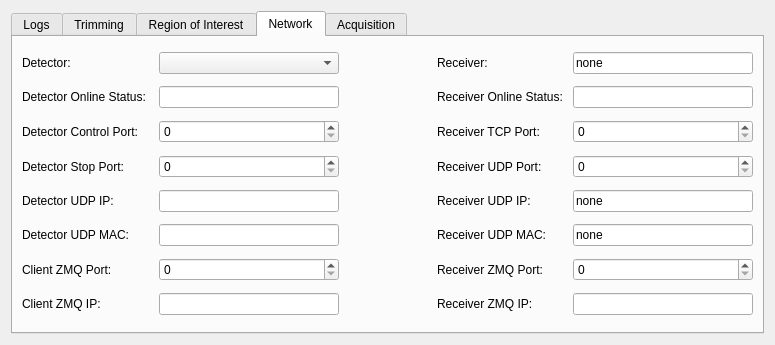
This is slsDetectorGui/forms/form_tab_advanced.ui in slsdetectorgroup/slsDetectorPackage as Qt 5 draws it before an edit. The edited form follows.
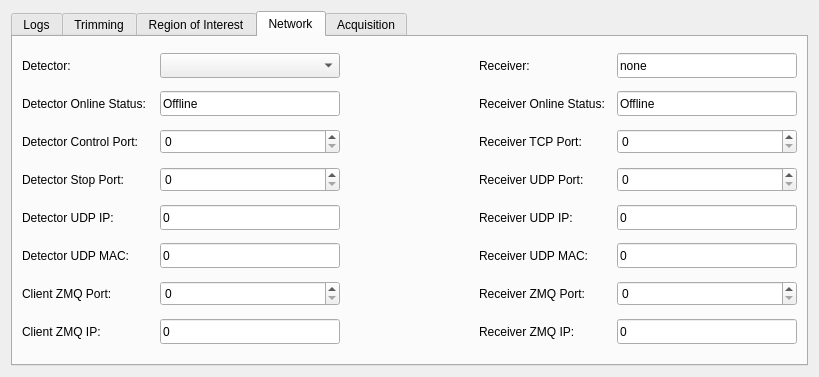
This is the edited form. The open tabs and pages were chosen to show the change. Icons and pictures are not drawn.

What changed in the file:
```diff
--- a/slsDetectorGui/forms/form_tab_advanced.ui
+++ b/slsDetectorGui/forms/form_tab_advanced.ui
@@ -6,8 +6,8 @@
    <rect>
     <x>0</x>
     <y>0</y>
-    <width>775</width>
-    <height>345</height>
+    <width>819</width>
+    <height>377</height>
    </rect>
   </property>
   <property name="sizePolicy">
@@ -306,7 +306,7 @@
          <property name="minimumSize">
           <size>
            <width>180</width>
-           <height>0</height>
+           <height>25</height>
           </size>
          </property>
          <property name="toolTip">
@@ -342,7 +342,7 @@
          <property name="minimumSize">
           <size>
            <width>180</width>
-           <height>0</height>
+           <height>25</height>
           </size>
          </property>
          <property name="maximumSize">
@@ -392,7 +392,7 @@
          <property name="minimumSize">
           <size>
            <width>180</width>
-           <height>0</height>
+           <height>25</height>
           </size>
          </property>
          <property name="toolTip">
@@ -400,7 +400,7 @@
 #rx_udpip#</string>
          </property>
          <property name="text">
-          <string>none</string>
+          <string>0</string>
          </property>
         </widget>
        </item>
@@ -415,7 +415,7 @@
          <property name="minimumSize">
           <size>
            <width>180</width>
-           <height>0</height>
+           <height>25</height>
           </size>
          </property>
          <property name="toolTip">
@@ -423,7 +423,7 @@
 #rx_udpmac#</string>
          </property>
          <property name="text">
-          <string>none</string>
+          <string>0</string>
          </property>
         </widget>
        </item>
@@ -457,7 +457,7 @@
          <property name="minimumSize">
           <size>
            <width>180</width>
-           <height>0</height>
+           <height>25</height>
           </size>
          </property>
          <property name="toolTip">
@@ -465,7 +465,7 @@
 #detectormac#</string>
          </property>
          <property name="text">
-          <string/>
+          <string>0</string>
          </property>
         </widget>
        </item>
@@ -480,7 +480,7 @@
          <property name="minimumSize">
           <size>
            <width>127</width>
-           <height>0</height>
+           <height>25</height>
           </size>
          </property>
          <property name="toolTip">
@@ -524,7 +524,7 @@
          <property name="minimumSize">
           <size>
            <width>180</width>
-           <height>0</height>
+           <height>25</height>
           </size>
          </property>
          <property name="toolTip">
@@ -532,7 +532,7 @@
 #online#</string>
          </property>
          <property name="text">
-          <string/>
+          <string>Offline</string>
          </property>
          <property name="readOnly">
           <bool>true</bool>
@@ -550,7 +550,7 @@
          <property name="minimumSize">
           <size>
            <width>127</width>
-           <height>0</height>
+           <height>25</height>
           </size>
          </property>
          <property name="toolTip">
@@ -620,7 +620,7 @@
          <property name="minimumSize">
           <size>
            <width>180</width>
-           <height>0</height>
+           <height>25</height>
           </size>
          </property>
          <property name="toolTip">
@@ -628,7 +628,7 @@
 #detectorip#</string>
          </property>
          <property name="text">
-          <string/>
+          <string>0</string>
          </property>
         </widget>
        </item>
@@ -643,7 +643,7 @@
          <property name="minimumSize">
           <size>
            <width>180</width>
-           <height>0</height>
+           <height>25</height>
           </size>
          </property>
          <property name="toolTip">
@@ -713,7 +713,7 @@
          <property name="minimumSize">
           <size>
            <width>180</width>
-           <height>0</height>
+           <height>25</height>
           </size>
          </property>
          <property name="toolTip">
@@ -770,7 +770,7 @@
          <property name="minimumSize">
           <size>
            <width>127</width>
-           <height>0</height>
+           <height>25</height>
           </size>
          </property>
          <property name="toolTip">
@@ -814,7 +814,7 @@
          <property name="minimumSize">
           <size>
            <width>180</width>
-           <height>0</height>
+           <height>25</height>
           </size>
          </property>
          <property name="toolTip">
@@ -822,7 +822,7 @@
 #rx_udpip#</string>
          </property>
          <property name="text">
-          <string/>
+          <string>0</string>
          </property>
         </widget>
        </item>
@@ -844,9 +844,12 @@
          <property name="orientation">
           <enum>Qt::Horizontal</enum>
          </property>
+         <property name="sizeType">
+          <enum>QSizePolicy::Expanding</enum>
+         </property>
          <property name="sizeHint" stdset="0">
           <size>
-           <width>20</width>
+           <width>60</width>
            <height>20</height>
           </size>
          </property>
@@ -863,7 +866,7 @@
          <property name="minimumSize">
           <size>
            <width>180</width>
-           <height>0</height>
+           <height>25</height>
           </size>
          </property>
          <property name="toolTip">
@@ -871,7 +874,7 @@
 #r_online#</string>
          </property>
          <property name="text">
-          <string/>
+          <string>Offline</string>
          </property>
          <property name="readOnly">
           <bool>true</bool>
@@ -902,7 +905,7 @@
          <property name="minimumSize">
           <size>
            <width>180</width>
-           <height>0</height>
+           <height>25</height>
           </size>
          </property>
         </widget>
@@ -1002,7 +1005,7 @@
          <property name="minimumSize">
           <size>
            <width>180</width>
-           <height>0</height>
+           <height>25</height>
           </size>
          </property>
          <property name="toolTip">
@@ -1010,7 +1013,7 @@
 #detectorip#</string>
          </property>
          <property name="text">
-          <string/>
+          <string>0</string>
          </property>
         </widget>
        </item>
```
Left out of the diff: 80 changed lines with no effect on the pictures.
